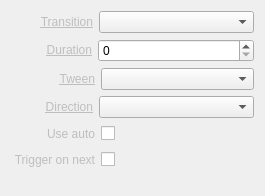
This is Widgets/Inspector/InspectorImageWidget.ui in CasparCG/client as Qt 5 draws it before an edit. The edited form follows.
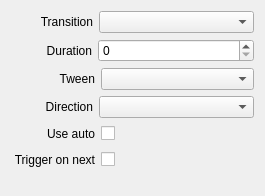
This is the edited form.

Diff of the .ui file:
```diff
--- a/Widgets/Inspector/InspectorImageWidget.ui
+++ b/Widgets/Inspector/InspectorImageWidget.ui
@@ -38,7 +38,7 @@
      <item>
       <widget class="QLabel" name="labelTransition">
        <property name="text">
-        <string>&lt;a href=&quot;Transition&quot; style=&quot;color: #BEBEBE;&quot;&gt;Transition&lt;/a&gt;</string>
+        <string>Transition</string>
        </property>
        <property name="alignment">
         <set>Qt::AlignRight|Qt::AlignTrailing|Qt::AlignVCenter</set>
@@ -78,7 +78,7 @@
      <item>
       <widget class="QLabel" name="labelDuration">
        <property name="text">
-        <string>&lt;a href=&quot;Duration&quot; style=&quot;color: #BEBEBE;&quot;&gt;Duration&lt;/a&gt;</string>
+        <string>Duration</string>
        </property>
        <property name="alignment">
         <set>Qt::AlignRight|Qt::AlignTrailing|Qt::AlignVCenter</set>
@@ -121,7 +121,7 @@
      <item>
       <widget class="QLabel" name="labelTween">
        <property name="text">
-        <string>&lt;a href=&quot;Tween&quot; style=&quot;color: #BEBEBE;&quot;&gt;Tween&lt;/a&gt;</string>
+        <string>Tween</string>
        </property>
        <property name="alignment">
         <set>Qt::AlignRight|Qt::AlignTrailing|Qt::AlignVCenter</set>
@@ -161,7 +161,7 @@
      <item>
       <widget class="QLabel" name="labelDirection">
        <property name="text">
-        <string>&lt;a href=&quot;Direction&quot; style=&quot;color: #BEBEBE;&quot;&gt;Direction&lt;/a&gt;</string>
+        <string>Direction</string>
        </property>
        <property name="alignment">
         <set>Qt::AlignRight|Qt::AlignTrailing|Qt::AlignVCenter</set>
@@ -201,7 +201,7 @@
      <item>
       <widget class="QLabel" name="labelUseAuto">
        <property name="text">
-        <string>&lt;a href=&quot;Use auto&quot; style=&quot;color: #BEBEBE;&quot;&gt;Use auto&lt;/a&gt;</string>
+        <string>Use auto</string>
        </property>
        <property name="alignment">
         <set>Qt::AlignRight|Qt::AlignTrailing|Qt::AlignVCenter</set>
@@ -254,7 +254,7 @@
      <item>
       <widget class="QLabel" name="labelTriggerOnNext">
        <property name="text">
-        <string>&lt;a href=&quot;Trigger on next&quot; style=&quot;color: #BEBEBE;&quot;&gt;Trigger on next&lt;/a&gt;</string>
+        <string>Trigger on next</string>
        </property>
        <property name="alignment">
         <set>Qt::AlignRight|Qt::AlignTrailing|Qt::AlignVCenter</set>
```
